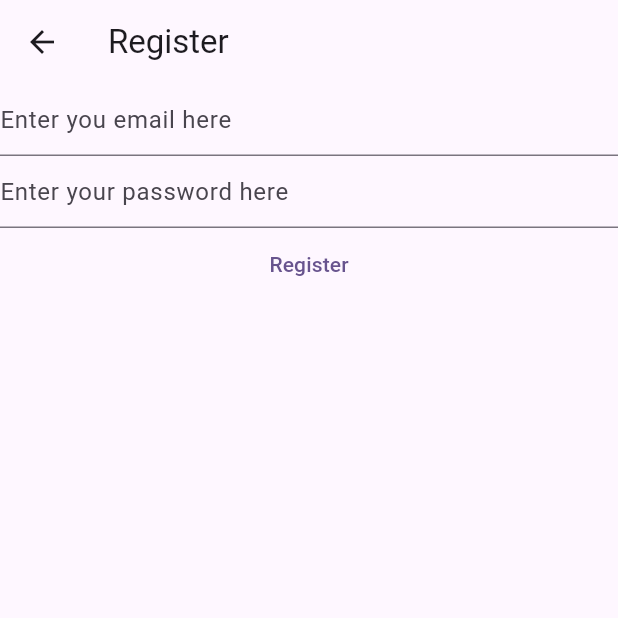
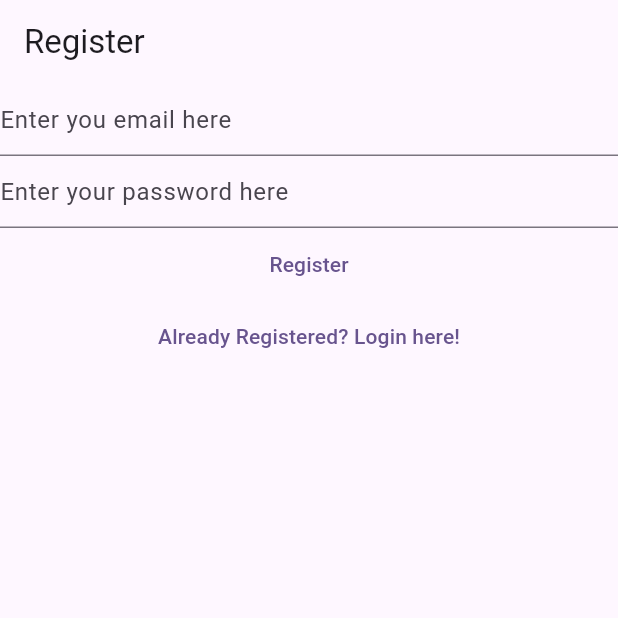
Before and after one commit to devdavidrobert/mynotes, a Flutter app: the RegisterView screen opened directly, on a phone screen of 412 x 824 dp, the top half of it. Run offline on Flutter 3.47's test engine with Material 3 defaults, Android fonts, the phone set to English and light mode, and no system bars; our stand-ins replace firebase_auth, firebase_core; accounts and stored records are empty.

Commit message:
3. add additional views

```diff
--- a/lib/views/register_view.dart
+++ b/lib/views/register_view.dart
@@ -1,7 +1,5 @@
 import 'package:firebase_auth/firebase_auth.dart';
-import 'package:firebase_core/firebase_core.dart';
 import 'package:flutter/material.dart';
-import 'package:mynotes/firebase_options.dart';
 
 class RegisterView extends StatefulWidget {
   const RegisterView({super.key});
@@ -34,14 +32,7 @@ class _RegisterViewState extends State<RegisterView> {
       appBar: AppBar(
         title: const Text('Register'),
       ),
-      body: FutureBuilder(
-        future: Firebase.initializeApp(
-          options: DefaultFirebaseOptions.currentPlatform,
-        ),
-        builder: (context, snapshot) {
-          switch (snapshot.connectionState) {
-            case ConnectionState.done:
-              return Column(
+      body: Column(
         children: [
           TextField(
             controller: _email,
@@ -57,8 +48,8 @@ class _RegisterViewState extends State<RegisterView> {
             obscureText: true,
             autocorrect: false,
             enableSuggestions: false,
-                    decoration: const InputDecoration(
-                        hintText: 'Enter your password here'),
+            decoration:
+                const InputDecoration(hintText: 'Enter your password here'),
           ),
           TextButton(
             onPressed: () async {
@@ -66,8 +57,8 @@ class _RegisterViewState extends State<RegisterView> {
               final password = _password.text;
 
               try {
-                        final userCredential = await FirebaseAuth.instance
-                            .createUserWithEmailAndPassword(
+                final userCredential =
+                    await FirebaseAuth.instance.createUserWithEmailAndPassword(
                   email: email,
                   password: password,
                 );
@@ -84,12 +75,18 @@ class _RegisterViewState extends State<RegisterView> {
             },
             child: const Text('Register'),
           ),
+          TextButton(
+            onPressed: () {
+              Navigator.of(context).pushNamedAndRemoveUntil(
+                '/login/',
+                (route) => false,
+              );
+            },
+            child: const Text(
+              'Already Registered? Login here!',
+            ),
+          ),
         ],
-              );
-            default:
-              return const Text('Loading.....');
-          }
-        },
       ),
     );
   }
```
Also changed, not shown: lib/main.dart (+13 -13 lines), lib/views/login_view.dart (+13 -19 lines), lib/views/verify_email_view.dart (added, +32 -0 lines). Lines whose indentation alone changed are shown as unchanged.
